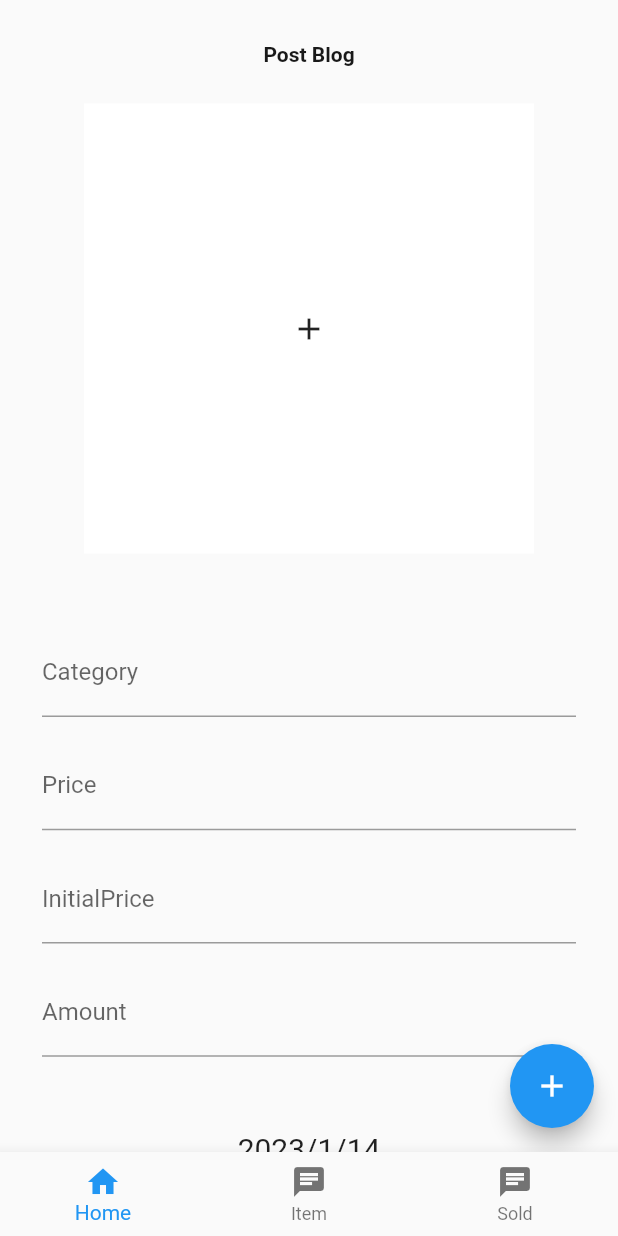
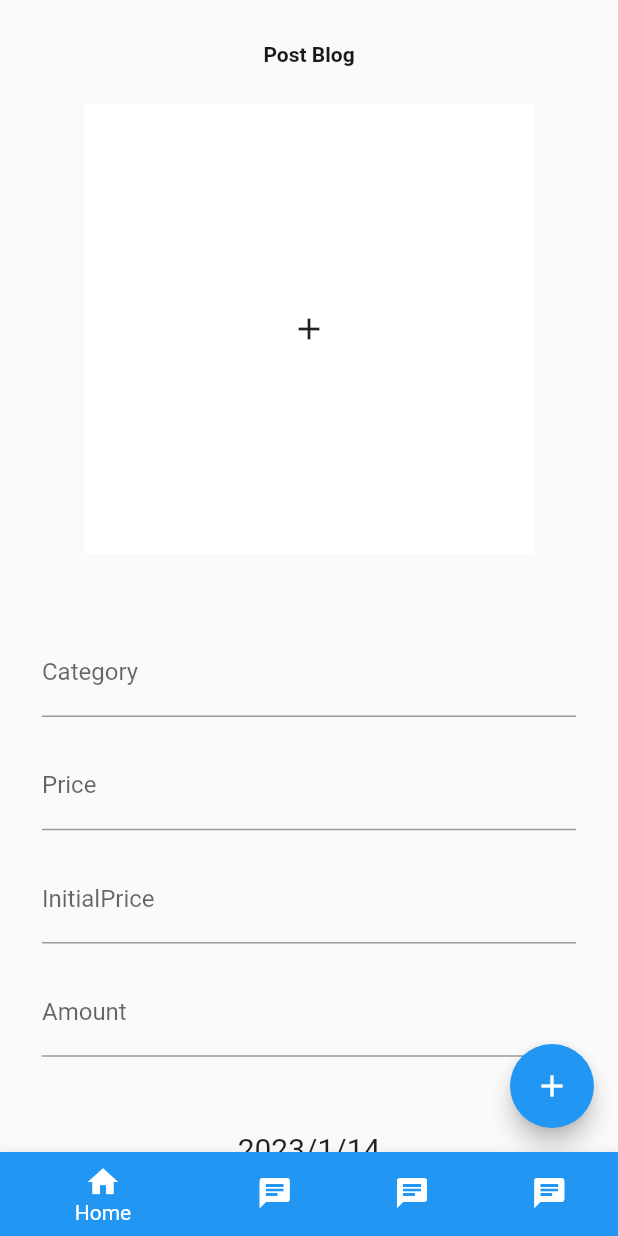
Before and after one commit to Anthony-10/mumsShop, a Flutter app: the screen it shows after launch, on a phone screen of 412 x 824 dp. Run offline on Flutter 3.47's test engine with Material 2 defaults, Android fonts, the phone set to English and light mode, and no system bars; our stand-ins replace cached_network_image, cloud_firestore, firebase_core, firebase_storage, get, image_picker; accounts and stored records are empty.

Commit message:
1. Updates a) sold.dart(Added the oderByDate) b) controller.dart(Added the updateItems() method) c) post_item.dart(Added keyboardType) d) alertDialogs.dart() e) bottomNavigation.dart(Added soldOut cs)

```diff
--- a/lib/alertDialogs.dart
+++ b/lib/alertDialogs.dart
@@ -160,6 +160,7 @@ class _AlertDialogsState extends State<AlertDialogs> {
             ElevatedButton(
                 onPressed: () {
                   blogPostController.soldItems();
+                  blogPostController.updateItems();
                   Navigator.pop(context);
                 },
                 child: const Text("Sold")),
--- a/lib/bottomNavigation.dart
+++ b/lib/bottomNavigation.dart
@@ -1,6 +1,7 @@
 import 'package:flutter/material.dart';
 import 'package:untitled6/post_item.dart';
 import 'package:untitled6/sold.dart';
+import 'package:untitled6/soldOut.dart';
 import 'package:untitled6/stall.dart';
 
 class BottomNavigation extends StatefulWidget {
@@ -12,7 +13,12 @@ class BottomNavigation extends StatefulWidget {
 
 class _BottomNavigationState extends State<BottomNavigation> {
   int currentIndex = 0;
-  final screens = [EnterPost(), const BoughtView(), const Sold()];
+  final screens = [
+    EnterPost(),
+    const BoughtView(),
+    const Sold(),
+    const SoldOut()
+  ];
   @override
   Widget build(BuildContext context) {
     return Scaffold(
@@ -34,7 +40,11 @@ class _BottomNavigationState extends State<BottomNavigation> {
           BottomNavigationBarItem(
               icon: Icon(Icons.chat),
               label: "Sold",
-              backgroundColor: Colors.red)
+              backgroundColor: Colors.amber),
+          BottomNavigationBarItem(
+              icon: Icon(Icons.chat),
+              label: "SoldOut",
+              backgroundColor: Colors.deepPurple)
         ],
       ),
     );
--- a/lib/post_item.dart
+++ b/lib/post_item.dart
@@ -1,5 +1,6 @@
 import 'package:flutter/material.dart';
 import 'package:get/get.dart';
+import 'package:uuid/uuid.dart';
 
 import 'constants.dart';
 import 'controller.dart';
@@ -8,6 +9,7 @@ class EnterPost extends StatelessWidget {
   EnterPost({Key? key}) : super(key: key);
 
   final blogPostController = Get.put(BlogPostController());
+
   @override
   Widget build(BuildContext context) {
     return SafeArea(
@@ -74,6 +76,7 @@ class EnterPost extends StatelessWidget {
                   TextFormField(
                     key: const ValueKey("price"),
                     textAlign: TextAlign.start,
+                    keyboardType: TextInputType.number,
                     decoration: const InputDecoration(
                       labelText: "Price",
                     ),
@@ -84,10 +87,11 @@ class EnterPost extends StatelessWidget {
                     height: Get.height * 0.02,
                   ),
 
-                  ///Category
+                  ///initialPrice
                   TextFormField(
                     key: const ValueKey("initialPrice"),
                     textAlign: TextAlign.start,
+                    keyboardType: TextInputType.number,
                     decoration: const InputDecoration(
                       labelText: "InitialPrice",
                     ),
@@ -102,6 +106,7 @@ class EnterPost extends StatelessWidget {
                   TextFormField(
                     key: const ValueKey("Amount"),
                     textAlign: TextAlign.start,
+                    keyboardType: TextInputType.number,
                     decoration: const InputDecoration(
                       labelText: "Amount",
                     ),
@@ -141,6 +146,8 @@ class EnterPost extends StatelessWidget {
 
                   ElevatedButton(
                       onPressed: () async {
+                        const uuid = Uuid();
+                        blogPostController.id = uuid.v1();
                         print(
                             "Ty better next timelllllllllllllllllllllllllllllllllllll");
 
--- a/lib/sold.dart
+++ b/lib/sold.dart
@@ -26,6 +26,7 @@ class Sold extends StatelessWidget {
               child: StreamBuilder<QuerySnapshot>(
                   stream: FirebaseFirestore.instance
                       .collection("SoldItems")
+                      .orderBy('Date')
                       .snapshots(),
                   builder: (BuildContext context,
                       AsyncSnapshot<QuerySnapshot> snapshot) {
--- a/lib/stall.dart
+++ b/lib/stall.dart
@@ -60,7 +60,11 @@ class _BoughtViewState extends State<BoughtView> {
                                         .data!.docs[index]['Date']
                                         .toDate();
                                     return GestureDetector(
-                                        onTap: () {
+                                        onTap: () async {
+                                          ///getShopItems Method
+                                          await blogPostController
+                                              .getShopItems();
+
                                           blogPostController.itemUrl =
                                               snapshot.data?.docs[index]['Url'];
                                           blogPostController.itemCategory =
--- a/pubspec.yaml
+++ b/pubspec.yaml
@@ -41,6 +41,8 @@ dependencies:
   firebase_storage: ^11.0.10
   cloud_firestore: ^4.3.1
   firebase_core: ^2.4.1
+
+  uuid: 3.0.7
 
   cached_network_image: ^3.2.0
   intl: ^0.18.0
```
Also changed, not shown: lib/controller.dart (+38 -7 lines), lib/soldOut.dart (added, +27 -0 lines), pubspec.lock.
